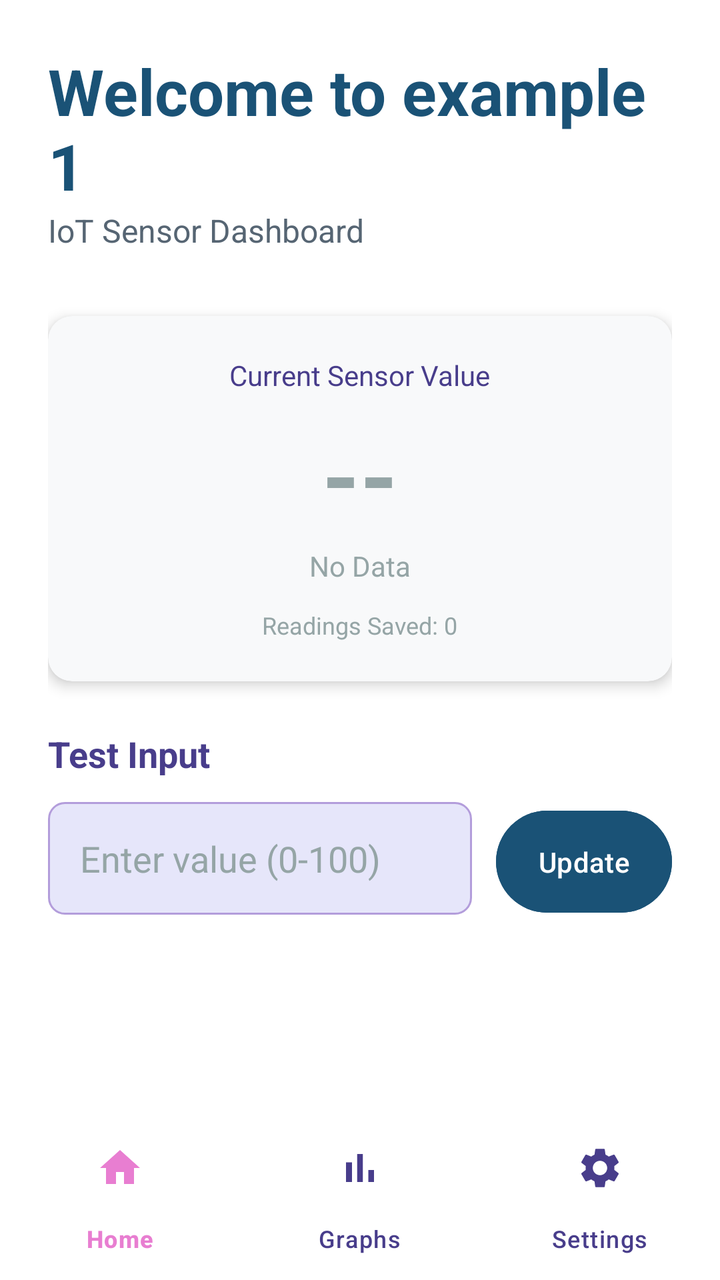
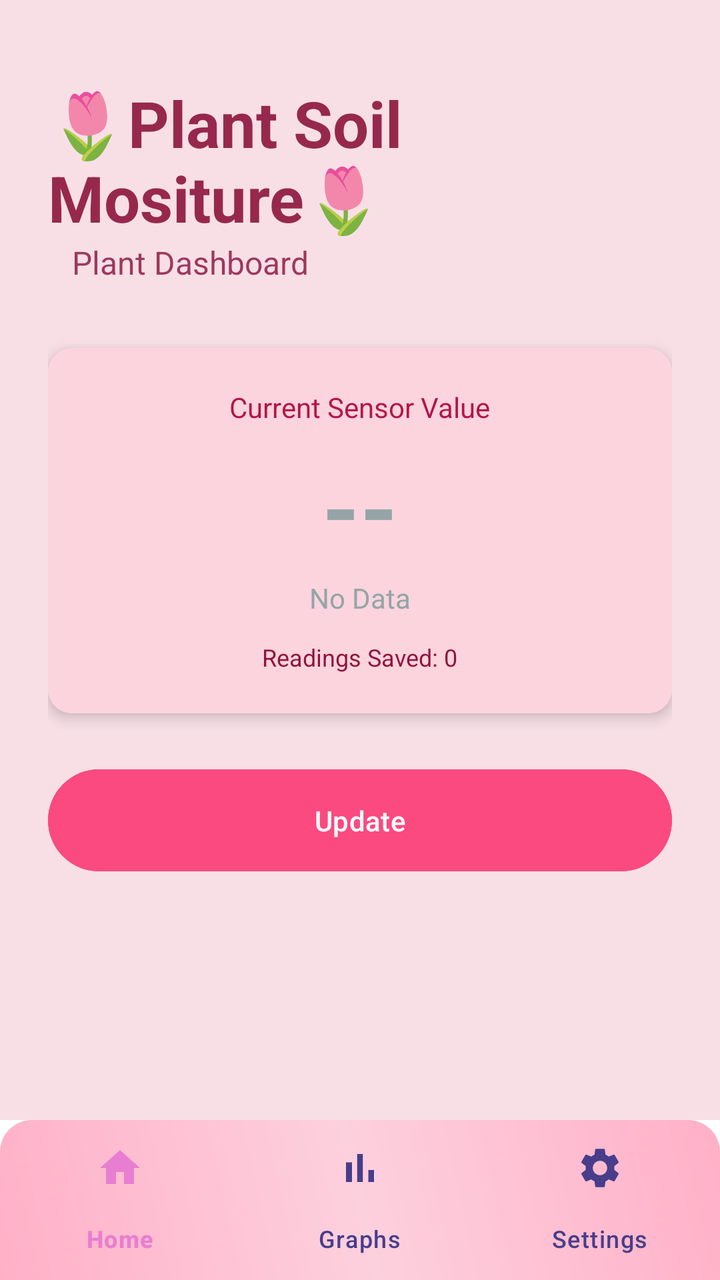

Before-and-after screenshots of an Android layout around one commit, followed by the original layout XML and the change that was made.
<!-- AndroidManifest.xml: application theme Theme.Example2 -->
<!-- res/layout/activity_main.xml -->
<?xml version="1.0" encoding="utf-8"?>
<LinearLayout
    xmlns:android="http://schemas.android.com/apk/res/android"
    xmlns:app="http://schemas.android.com/apk/res-auto"
    android:orientation="vertical"
    android:layout_width="match_parent"
    android:layout_height="match_parent"
    android:background="#FFFFFF">

    

    <ScrollView
        android:layout_width="match_parent"
        android:layout_height="0dp"
        android:layout_weight="1"
        android:fillViewport="true">
        

        <LinearLayout
            android:layout_width="match_parent"
            android:layout_height="wrap_content"
            android:orientation="vertical"
            android:padding="24dp">

            

            
            
            <TextView
                android:id="@+id/tvTitle"
                android:layout_width="wrap_content"
                android:layout_height="wrap_content"
                android:text="Welcome to example 1"
                android:textSize="32sp"
                android:textColor="#1A5276"
                android:textStyle="bold"/>

            
            
            
            <TextView
                android:id="@+id/tvSubtitle"
                android:layout_width="wrap_content"
                android:layout_height="wrap_content"
                android:text="IoT Sensor Dashboard"
                android:textSize="16sp"
                android:textColor="#566573"
                android:layout_marginBottom="32dp"/>

            
            <androidx.cardview.widget.CardView
                android:layout_width="match_parent"
                android:layout_height="wrap_content"
                android:layout_marginBottom="24dp"
                app:cardCornerRadius="12dp"
                app:cardElevation="4dp"
                app:cardBackgroundColor="#F8F9FA">
                

                <LinearLayout
                    android:layout_width="match_parent"
                    android:layout_height="wrap_content"
                    android:orientation="vertical"
                    android:padding="20dp"
                    android:gravity="center">

                    <TextView
                        android:layout_width="wrap_content"
                        android:layout_height="wrap_content"
                        android:text="Current Sensor Value"
                        android:textSize="14sp"
                        android:textColor="#483D8B"
                        android:layout_marginBottom="8dp"/>

                    <TextView
                        android:id="@+id/tvSensorValue"
                        android:layout_width="wrap_content"
                        android:layout_height="wrap_content"
                        android:text="--"
                        android:textSize="48sp"
                        android:textColor="#95A5A6"
                        android:textStyle="bold"/>
                    <TextView
                        android:id="@+id/tvSensorStatus"
                        android:layout_width="wrap_content"
                        android:layout_height="wrap_content"
                        android:text="No Data"
                        android:textSize="14sp"
                        android:textColor="#95A5A6"
                        android:layout_marginTop="4dp"/>

                    <TextView
                        android:id="@+id/tvReadingCount"
                        android:layout_width="wrap_content"
                        android:layout_height="wrap_content"
                        android:text="Readings Saved: 0"
                        android:textColor="#95A5A6"
                        android:textSize="12sp"
                        android:layout_marginTop="12dp"/>


                </LinearLayout>
            </androidx.cardview.widget.CardView>

            <TextView
                android:layout_width="wrap_content"
                android:layout_height="wrap_content"
                android:text="Test Input"
                android:textSize="18sp"
                android:textColor="#483D8B"
                android:textStyle="bold"
                android:layout_marginBottom="12dp"/>

            <LinearLayout
                android:layout_width="match_parent"
                android:layout_height="wrap_content"
                android:orientation="horizontal">
                

                <EditText
                    android:id="@+id/etTestValue"
                    android:layout_width="0dp"
                    android:layout_height="wrap_content"
                    android:layout_weight="1"
                    android:hint="Enter value (0-100)"
                    android:inputType="number"
                    android:padding="16dp"
                    android:background="@drawable/edit_text_background"
                    android:textColor="#2C3E50"
                    android:textColorHint="#95A5A6"/>

                

                <Button
                    android:id="@+id/btnUpdate"
                    android:layout_width="wrap_content"
                    android:layout_height="wrap_content"
                    android:text="Update"
                    android:layout_marginStart="12dp"
                    android:backgroundTint="#1A5276"
                    android:textColor="#FFFFFF"
                    android:padding="16dp"/>

            </LinearLayout>

        </LinearLayout>
    </ScrollView>

    
    <com.google.android.material.bottomnavigation.BottomNavigationView
        android:id="@+id/bottomNavigation"
        android:layout_width="match_parent"
        android:layout_height="wrap_content"
        android:background="#FFFFFF"
        app:menu="@menu/bottom_nav_menu"
        app:itemIconTint="@color/nav_item_colour"
        app:itemTextColor="@color/nav_item_colour"
        app:labelVisibilityMode="labeled"/>

    
</LinearLayout>
<!-- resources referenced by this layout -->
<resources>
  <!-- drawable edit_text_background (drawable) -->
  <?xml version="1.0" encoding="utf-8"?>
  <shape xmlns:android="http://schemas.android.com/apk/res/android"
      android:shape="rectangle">
      
  
      <solid android:color="#E6E6FA"/>
      
      <corners android:radius="8dp"/>
      
  
      <stroke
          android:width="1dp"
          android:color="#B39DDB"/>
      
      <padding
          android:left="12dp"
          android:top="12dp"
          android:right="12dp"
          android:bottom="12dp"/>
      
  
  </shape>
  <style name="Theme.Example2" parent="Theme.Material3.DayNight.NoActionBar">
          
          <item name="colorPrimary">@color/purple_500</item>
          <item name="colorPrimaryVariant">@color/purple_700</item>
          <item name="colorOnPrimary">@color/white</item>
          
          <item name="colorSecondary">@color/teal_200</item>
          <item name="colorSecondaryVariant">@color/teal_700</item>
          <item name="colorOnSecondary">@color/black</item>
          
          <item name="android:statusBarColor">?attr/colorPrimaryVariant</item>
          
      </style>
  <color name="purple_500">#FF6200EE</color>
  <color name="purple_700">#FF3700B3</color>
  <color name="white">#FFFFFFFF</color>
  <color name="teal_200">#FF03DAC5</color>
  <color name="teal_700">#FF018786</color>
  <color name="black">#FF000000</color>
</resources>

<!-- the commit's change to res/layout/activity_main.xml (unified diff, before → after) -->
@@ -20,7 +20,8 @@
             android:layout_width="match_parent"
             android:layout_height="wrap_content"
             android:orientation="vertical"
-            android:padding="24dp">
+            android:padding="24dp"
+            android:background="#F8DFE6">
 
             
 
@@ -30,9 +31,10 @@
                 android:id="@+id/tvTitle"
                 android:layout_width="wrap_content"
                 android:layout_height="wrap_content"
-                android:text="Welcome to example 1"
+                android:paddingTop="16dp"
+                android:text="🌷Plant Soil Mositure🌷"
                 android:textSize="32sp"
-                android:textColor="#1A5276"
+                android:textColor="#97284D"
                 android:textStyle="bold"/>
 
             
@@ -42,9 +44,9 @@
                 android:id="@+id/tvSubtitle"
                 android:layout_width="wrap_content"
                 android:layout_height="wrap_content"
-                android:text="IoT Sensor Dashboard"
+                android:text="   Plant Dashboard"
                 android:textSize="16sp"
-                android:textColor="#566573"
+                android:textColor="#9D385D"
                 android:layout_marginBottom="32dp"/>
 
             
@@ -62,14 +64,15 @@
                     android:layout_height="wrap_content"
                     android:orientation="vertical"
                     android:padding="20dp"
-                    android:gravity="center">
+                    android:gravity="center"
+                    android:background="#FBD4DE">
 
                     <TextView
                         android:layout_width="wrap_content"
                         android:layout_height="wrap_content"
                         android:text="Current Sensor Value"
                         android:textSize="14sp"
-                        android:textColor="#483D8B"
+                        android:textColor="#B4154A"
                         android:layout_marginBottom="8dp"/>
 
                     <TextView
@@ -94,7 +97,7 @@
                         android:layout_width="wrap_content"
                         android:layout_height="wrap_content"
                         android:text="Readings Saved: 0"
-                        android:textColor="#95A5A6"
+                        android:textColor="#92133A"
                         android:textSize="12sp"
                         android:layout_marginTop="12dp"/>
 
@@ -102,44 +105,23 @@
                 </LinearLayout>
             </androidx.cardview.widget.CardView>
 
-            <TextView
-                android:layout_width="wrap_content"
-                android:layout_height="wrap_content"
-                android:text="Test Input"
-                android:textSize="18sp"
-                android:textColor="#483D8B"
-                android:textStyle="bold"
-                android:layout_marginBottom="12dp"/>
-
             <LinearLayout
                 android:layout_width="match_parent"
                 android:layout_height="wrap_content"
                 android:orientation="horizontal">
                 
 
-                <EditText
-                    android:id="@+id/etTestValue"
-                    android:layout_width="0dp"
-                    android:layout_height="wrap_content"
-                    android:layout_weight="1"
-                    android:hint="Enter value (0-100)"
-                    android:inputType="number"
-                    android:padding="16dp"
-                    android:background="@drawable/edit_text_background"
-                    android:textColor="#2C3E50"
-                    android:textColorHint="#95A5A6"/>
-
                 
 
                 <Button
                     android:id="@+id/btnUpdate"
-                    android:layout_width="wrap_content"
+                    android:layout_width="match_parent"
                     android:layout_height="wrap_content"
+                    android:layout_gravity="center"
+                    android:backgroundTint="#FA4A80"
+                    android:padding="16dp"
                     android:text="Update"
-                    android:layout_marginStart="12dp"
-                    android:backgroundTint="#1A5276"
-                    android:textColor="#FFFFFF"
-                    android:padding="16dp"/>
+                    android:textColor="#FFFFFF" />
 
             </LinearLayout>
 
@@ -151,11 +133,12 @@
         android:id="@+id/bottomNavigation"
         android:layout_width="match_parent"
         android:layout_height="wrap_content"
-        android:background="#FFFFFF"
+        android:background="@drawable/bg_bottom_nav"
         app:menu="@menu/bottom_nav_menu"
         app:itemIconTint="@color/nav_item_colour"
         app:itemTextColor="@color/nav_item_colour"
-        app:labelVisibilityMode="labeled"/>
+        app:labelVisibilityMode="labeled"
+        android:elevation="8dp"/>
 
     
 </LinearLayout>
<!-- resource entries referenced after the edit -->
@@ -1,27 +1,14 @@
 <!-- resources referenced by this layout -->
 <resources>
-  <!-- drawable edit_text_background (drawable) -->
+  <!-- drawable bg_bottom_nav (drawable) -->
   <?xml version="1.0" encoding="utf-8"?>
-  <shape xmlns:android="http://schemas.android.com/apk/res/android"
-      android:shape="rectangle">
-      
-  
-      <solid android:color="#E6E6FA"/>
-      
-      <corners android:radius="8dp"/>
-      
-  
-      <stroke
-          android:width="1dp"
-          android:color="#B39DDB"/>
-      
-      <padding
-          android:left="12dp"
-          android:top="12dp"
-          android:right="12dp"
-          android:bottom="12dp"/>
-      
-  
+  <shape xmlns:android="http://schemas.android.com/apk/res/android">
+      <gradient android:startColor="#FFB0C7"
+          android:centerColor="#FDD0DE"
+          android:endColor="#FFB0C7"
+          android:angle="45"/>
+          <corners android:topLeftRadius="16dp"
+              android:topRightRadius="16dp"/>
   </shape>
   <style name="Theme.Example2" parent="Theme.Material3.DayNight.NoActionBar">
           
